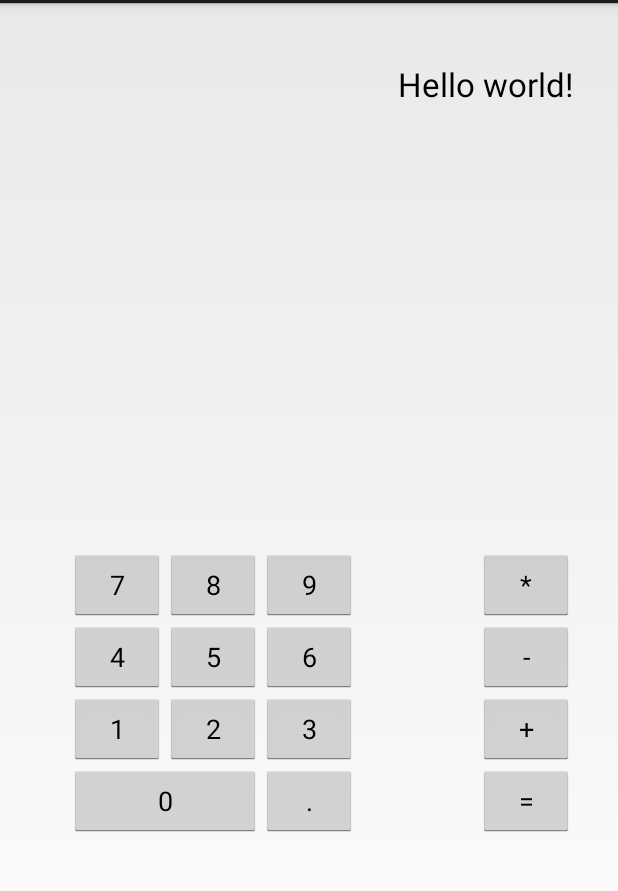
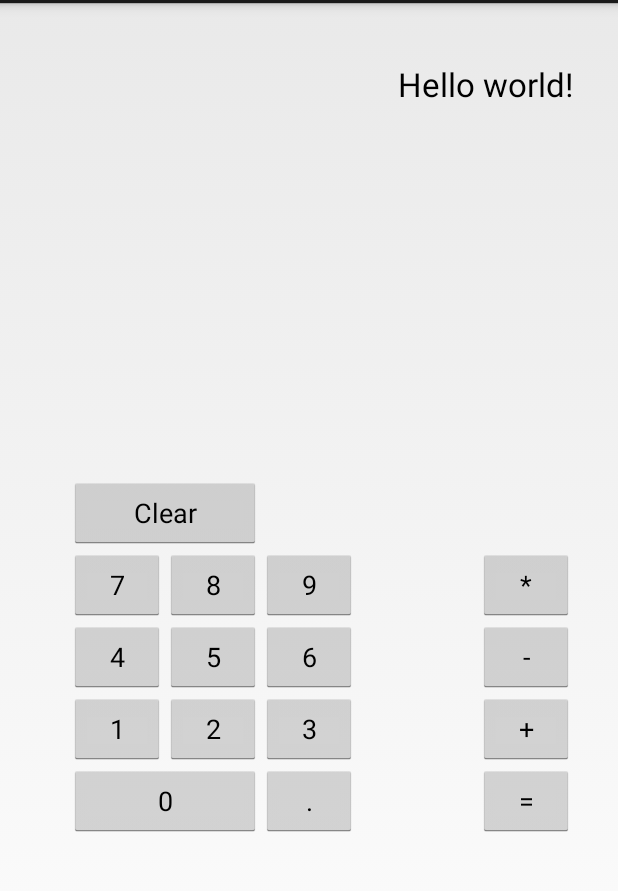
Before and after one commit to steamclock/jscalc, an Android app: the screen it shows after launch (MainActivity), on a phone screen of 412 x 824 dp, the part 69-960 px from its top. Run offline under Robolectric (Android 15) with nearby library versions, the phone set to English and light mode, and no system bars; libraries missing offline, so code that uses them is left out: junit.framework; network calls fail.

Commit message:
Working clear button in android. #9
Temporarily breaks ios

```diff
--- a/android/JSCalc/src/main/java/com/steamclock/jscalc/MainActivity.java
+++ b/android/JSCalc/src/main/java/com/steamclock/jscalc/MainActivity.java
@@ -22,6 +22,7 @@ public class MainActivity extends Activity {
     private static final String TAG = MainActivity.class.getName();
 
     public TextView display;
+    public Button clearButton;
     private Scriptable scope;
 
     @Override
@@ -30,6 +31,7 @@ public class MainActivity extends Activity {
         setContentView(R.layout.activity_main);
 
         display = (TextView) findViewById(R.id.textView);
+        clearButton = (Button) findViewById(R.id.clearButton);
 
         initJs();
     }
@@ -67,9 +69,12 @@ public class MainActivity extends Activity {
                 Object wConsole = Context.javaToJS(new ConsoleWrapper(), scope);
                 ScriptableObject.putProperty(scope, "console", wConsole);
 
-                //set up display widget
+                //set up widgets
                 Object wDisplay = Context.javaToJS(display, scope);
                 ScriptableObject.putProperty(scope, "display", wDisplay);
+
+                Object wClear = Context.javaToJS(clearButton, scope);
+                ScriptableObject.putProperty(scope, "clearButton", wClear);
 
                 //load the code
                 try {
--- a/android/JSCalc/src/main/res/layout/activity_main.xml
+++ b/android/JSCalc/src/main/res/layout/activity_main.xml
@@ -159,4 +159,13 @@
             android:layout_alignRight="@+id/button3"
             android:gravity="right"/>
 
+    <Button
+            android:layout_width="wrap_content"
+            android:layout_height="wrap_content"
+            android:text="Clear"
+            android:id="@+id/clearButton"
+            android:layout_above="@+id/button1"
+            android:layout_alignLeft="@+id/button1"
+            android:layout_toLeftOf="@+id/button2"/>
+
 </RelativeLayout>
```
Also changed, not shown: 1 other file.
